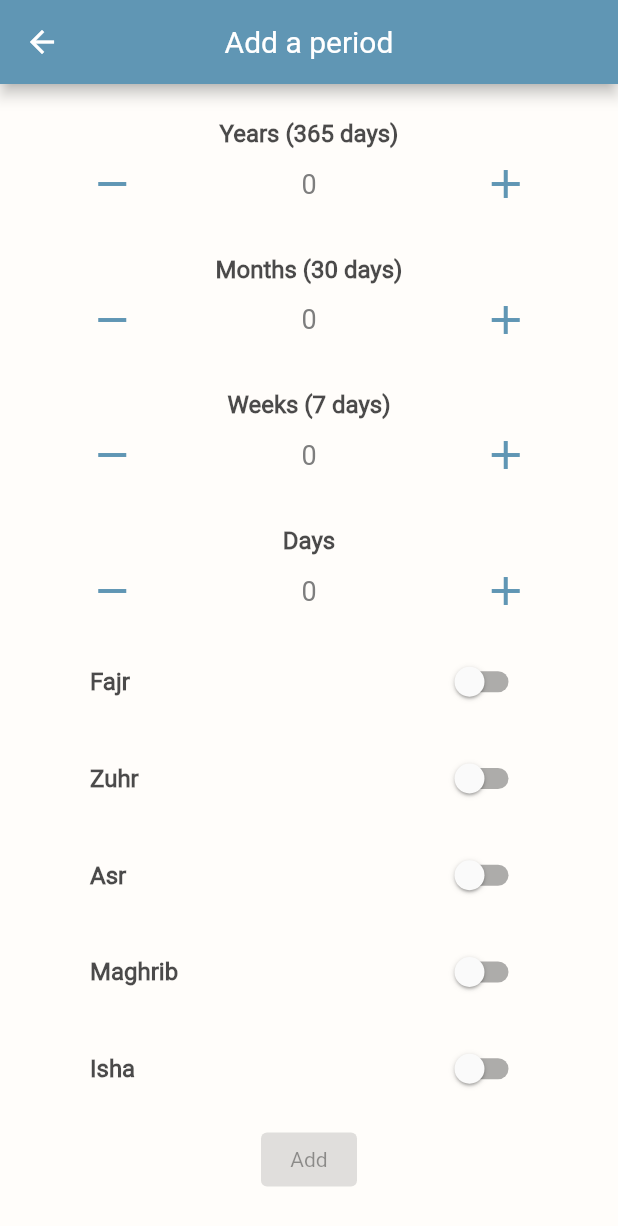
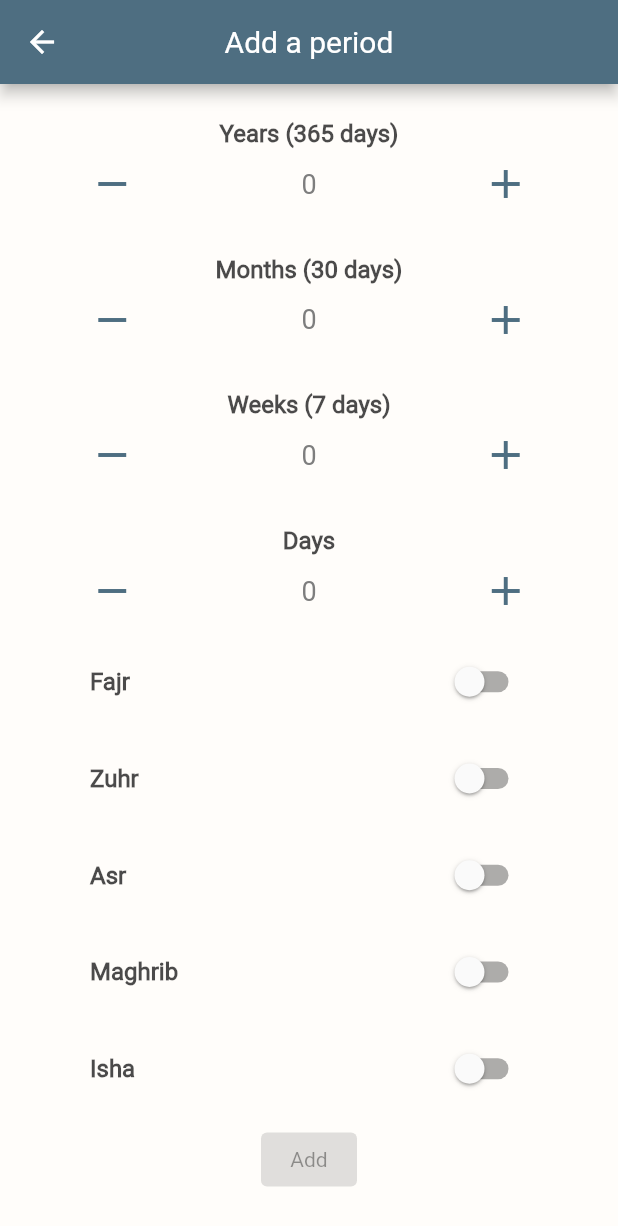
Before and after one commit to mredaoudi/qadaa, a Flutter app: the screen it shows after launch, after a tap on the "edit calendar" icon, on a phone screen of 412 x 824 dp. Shown: the top 1226 px of the screen. Run offline on Flutter 3.47's test engine with Material 2 defaults, Android fonts, the phone set to English and light mode, and no system bars; our stand-ins replace hive, hive_flutter, introduction_screen; accounts and stored records are empty.

Commit message:
changes at 2023-03-09 15:51

```diff
--- a/lib/components/main_drawer.dart
+++ b/lib/components/main_drawer.dart
@@ -13,7 +13,7 @@ class NavDrawer extends StatelessWidget {
             height: 128,
             child: DrawerHeader(
               decoration: BoxDecoration(
-                color: Color(0xFF6096B4),
+                color: Color(0xFF4E6E81),
               ),
               child: Text(
                 'Menu',
--- a/lib/components/period_counter.dart
+++ b/lib/components/period_counter.dart
@@ -32,7 +32,7 @@ class PeriodCounter extends StatelessWidget {
                   onPressed: () => operation(period, -1),
                   icon: const Icon(Icons.remove),
                   iconSize: 32.0,
-                  color: const Color(0xFF6096B4),
+                  color: const Color(0xFF4E6E81),
                 ),
               ),
               Expanded(
@@ -51,7 +51,7 @@ class PeriodCounter extends StatelessWidget {
                   onPressed: () => operation(period, 1),
                   icon: const Icon(Icons.add),
                   iconSize: 32.0,
-                  color: const Color(0xFF6096B4),
+                  color: const Color(0xFF4E6E81),
                 ),
               ),
             ],
--- a/lib/pages/main_page.dart
+++ b/lib/pages/main_page.dart
@@ -14,7 +14,6 @@ class MainScreen extends StatelessWidget {
       title: "Qadaa",
       theme: ThemeData(
         primaryColor: const Color(0xFF4E6E81),
-        fontFamily: 'SecularOne',
       ),
       home: Scaffold(
         drawer: const NavDrawer(),
@@ -23,7 +22,6 @@ class MainScreen extends StatelessWidget {
           centerTitle: true,
           title: const Text(
             "Qadaa",
-            style: TextStyle(color: Color(0xFFF9DBBB)),
           ),
           backgroundColor: const Color(0xFF4E6E81),
         ),
@@ -38,7 +36,7 @@ class MainScreen extends StatelessWidget {
                 .toList(),
             FloatingActionButton(
               heroTag: 'calendar',
-              backgroundColor: const Color(0xFF6096B4),
+              backgroundColor: const Color(0xFF4E6E81),
               onPressed: () {
                 Navigator.pushNamed(context, '/period');
               },
--- a/lib/pages/period_page.dart
+++ b/lib/pages/period_page.dart
@@ -58,7 +58,7 @@ class _PeriodScreenState extends State<PeriodScreen> {
       backgroundColor: const Color.fromARGB(255, 255, 253, 250),
       appBar: AppBar(
         title: const Text("Add a period"),
-        backgroundColor: const Color(0xFF6096B4),
+        backgroundColor: const Color(0xFF4E6E81),
         centerTitle: true,
       ),
       body: Column(
@@ -80,7 +80,7 @@ class _PeriodScreenState extends State<PeriodScreen> {
                   ),
                 ),
                 value: entry.value,
-                activeColor: Colors.blue,
+                activeColor: const Color(0xFF4E6E81),
                 onChanged: (bool value) {
                   setState(() {
                     prays[entry.key] = value;
```
Also changed, not shown: 3 other files.
